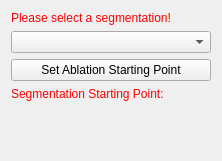
Before: the Qt Designer form Plugins/org.mitk.gui.qt.ablationplanning/src/internal/QmitkAblationPlanningViewControls.ui in alaansheikhani/MITK, drawn with Qt 5.
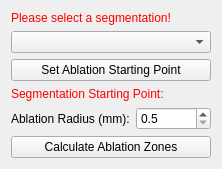
After: the same form once the commit is applied. Icons and pictures are not drawn. Custom widgets are drawn as their Qt base class.

Commit message: Implemented easy graphical calculation model to fill automatically a given segmentation with ablation volumina.

Patch:
```diff
--- a/Plugins/org.mitk.gui.qt.ablationplanning/src/internal/QmitkAblationPlanningViewControls.ui
+++ b/Plugins/org.mitk.gui.qt.ablationplanning/src/internal/QmitkAblationPlanningViewControls.ui
@@ -60,6 +60,47 @@
      </property>
     </widget>
    </item>
+   <item>
+    <layout class="QHBoxLayout" name="horizontalLayout">
+     <property name="topMargin">
+      <number>0</number>
+     </property>
+     <item>
+      <widget class="QLabel" name="ablationRadiusLabel">
+       <property name="text">
+        <string>Ablation Radius (mm):</string>
+       </property>
+      </widget>
+     </item>
+     <item>
+      <widget class="QDoubleSpinBox" name="ablationRadiusSpinBox">
+       <property name="decimals">
+        <number>1</number>
+       </property>
+       <property name="minimum">
+        <double>0.500000000000000</double>
+       </property>
+       <property name="maximum">
+        <double>60.000000000000000</double>
+       </property>
+       <property name="singleStep">
+        <double>0.100000000000000</double>
+       </property>
+      </widget>
+     </item>
+    </layout>
+   </item>
+   <item>
+    <widget class="QPushButton" name="calculateAblationZonesPushButton">
+     <property name="text">
+      <string>Calculate Ablation Zones</string>
+     </property>
+     <property name="icon">
+      <iconset resource="../../../../../src/Modules/USUI/resources/USUI.qrc">
+       <normaloff>:/USUI/accept.png</normaloff>:/USUI/accept.png</iconset>
+     </property>
+    </widget>
+   </item>
    <item>
     <spacer name="spacer1">
      <property name="orientation">
```
Left out of the diff: 4 changed lines with no effect on the pictures. The commit also changes 2 other files.
